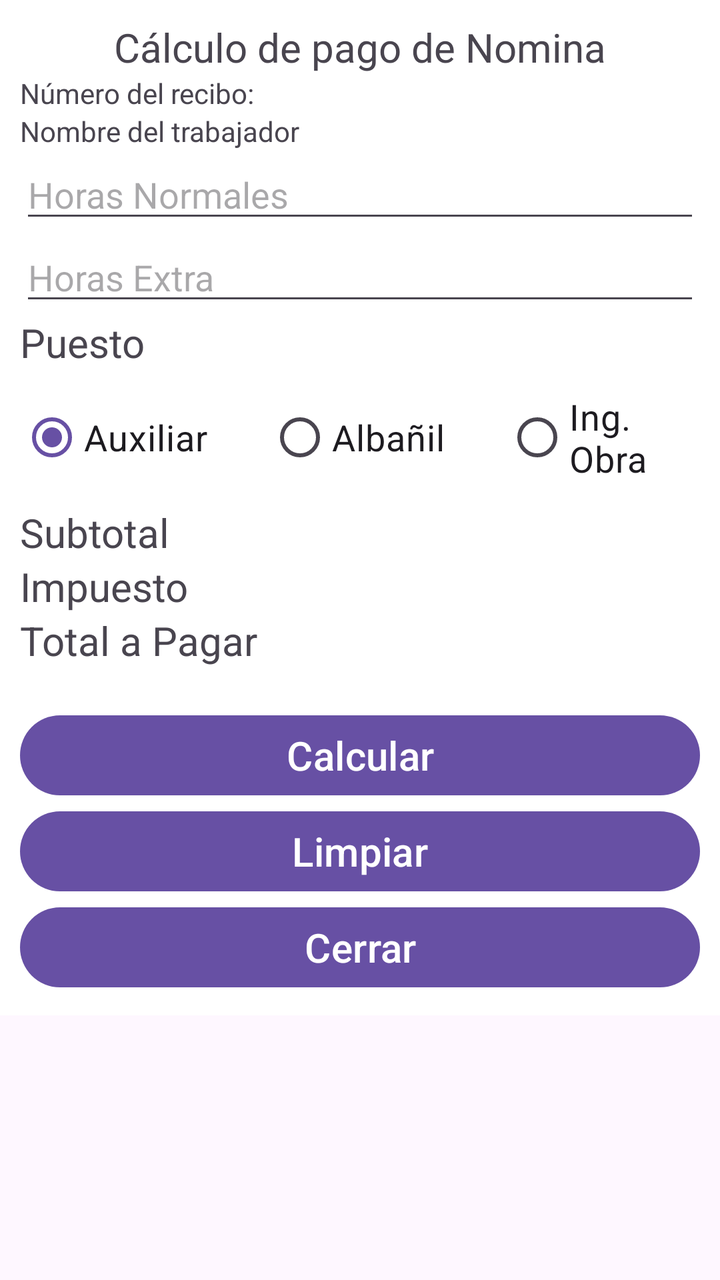
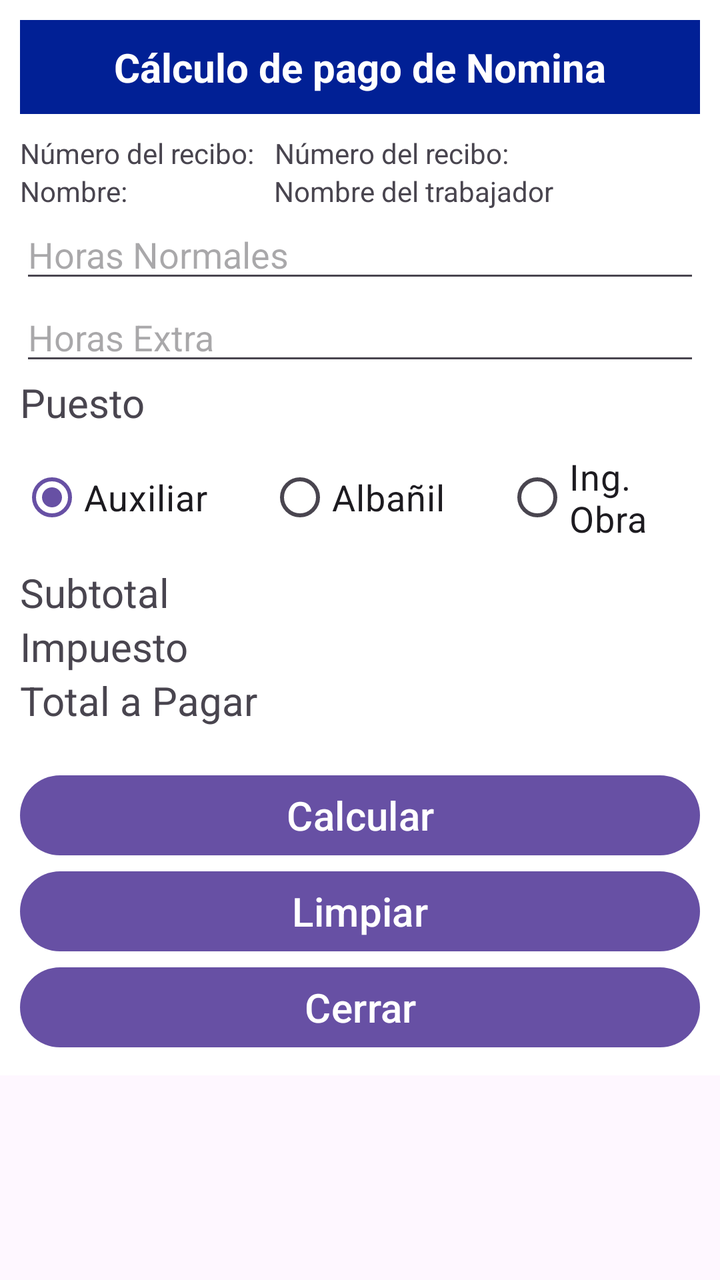

Two renders of the same Android screen: before a commit and after it. Below are the layout's source before the change and the commit's diff.
<!-- AndroidManifest.xml: application theme Theme.AppHola -->
<!-- res/layout/activity_recibo_nomina.xml -->
<?xml version="1.0" encoding="utf-8"?>
<ScrollView xmlns:android="http://schemas.android.com/apk/res/android"
    android:id="@+id/main"
    android:layout_width="match_parent"
    android:layout_height="match_parent">

    <LinearLayout
        android:layout_width="match_parent"
        android:layout_height="wrap_content"
        android:orientation="vertical"
        android:padding="10sp"
        android:background="@color/white">

        <TextView
            android:id="@+id/txtNomina"
            android:layout_width="match_parent"
            android:layout_height="wrap_content"
            android:textSize="20sp"
            android:text="@string/nomina"
            android:textAlignment="center">
        </TextView>

        <TextView
            android:id="@+id/txtNumRecibo"
            android:layout_width="match_parent"
            android:layout_height="wrap_content"
            android:text="@string/numRecibo">
        </TextView>
        <LinearLayout
            android:layout_width="match_parent"
            android:layout_height="wrap_content"
            android:orientation="horizontal">
            <TextView
                android:id="@+id/txtNombreT"
                android:layout_width="wrap_content"
                android:layout_height="wrap_content"
                android:text="@string/trabajador">
            </TextView>
        </LinearLayout>

        <EditText
            android:id="@+id/txtHorasNormal"
            android:layout_width="match_parent"
            android:layout_height="wrap_content"
            android:hint="Horas Normales"
            android:inputType="number">
        </EditText>

        <EditText
            android:id="@+id/txtHorasExtra"
            android:layout_width="match_parent"
            android:layout_height="wrap_content"
            android:hint="Horas Extra"
            android:inputType="number">
        </EditText>

        <TextView
            android:layout_width="match_parent"
            android:layout_height="wrap_content"
            android:text="Puesto"
            android:textSize="20sp">
        </TextView>

        <RadioGroup
            android:layout_width="match_parent"
            android:layout_height="wrap_content"
            android:orientation="horizontal"
            android:gravity="center"
            android:paddingTop="10sp"
            android:paddingBottom="10sp">

            <RadioButton
                android:id="@+id/rbdAuxiliar"
                android:layout_width="wrap_content"
                android:layout_height="wrap_content"
                android:checked="true"
                android:paddingRight="30sp"
                android:text="Auxiliar"
                android:textSize="18sp"></RadioButton>

            <RadioButton
                android:id="@+id/rbdAlbañil"
                android:layout_width="wrap_content"
                android:layout_height="wrap_content"
                android:textSize="18sp"
                android:text="Albañil"
                android:paddingRight="30sp">
            </RadioButton>

            <RadioButton
                android:id="@+id/rbdIng"
                android:layout_width="wrap_content"
                android:textSize="18sp"
                android:layout_height="wrap_content"
                android:text="Ing. Obra">
            </RadioButton>

        </RadioGroup>

        <TextView
            android:id="@+id/txtSubtotal"
            android:layout_width="match_parent"
            android:textSize="20sp"
            android:layout_height="wrap_content"
            android:text="@string/subtotal">
        </TextView>

        <TextView
            android:id="@+id/txtImpuesto"
            android:layout_width="match_parent"
            android:layout_height="wrap_content"
            android:textSize="20sp"
            android:text="@string/impuesto">
        </TextView>

        <TextView
            android:id="@+id/txtTotalpag"
            android:layout_width="match_parent"
            android:layout_height="wrap_content"
            android:textSize="20sp"
            android:text="@string/totalpag"
            android:paddingBottom="20sp">
        </TextView>

        <Button
            android:id="@+id/btnCalcular"
            android:layout_width="match_parent"
            android:layout_height="wrap_content"
            android:text="Calcular"
            android:textSize="20sp">
        </Button>

        <Button
            android:id="@+id/btnLimpiar"
            android:layout_width="match_parent"
            android:layout_height="wrap_content"
            android:text="Limpiar"
            android:textSize="20sp">
        </Button>

        <Button
            android:id="@+id/btnCerrar"
            android:layout_width="match_parent"
            android:layout_height="wrap_content"
            android:text="Cerrar"
            android:textSize="20sp">
        </Button>

    </LinearLayout>

</ScrollView>
<!-- resources referenced by this layout -->
<resources>
  <color name="white">#FFFFFFFF</color>
  <string name="impuesto">Impuesto</string>
  <string name="nomina">Cálculo de pago de Nomina</string>
  <string name="numRecibo">Número del recibo: </string>
  <string name="subtotal">Subtotal</string>
  <string name="totalpag">Total a Pagar</string>
  <string name="trabajador">Nombre del trabajador</string>
  <style name="Theme.AppHola" parent="Base.Theme.AppHola" />
  <style name="Base.Theme.AppHola" parent="Theme.Material3.DayNight.NoActionBar">
          
          
      </style>
</resources>

<!-- the commit's change to res/layout/activity_recibo_nomina.xml (unified diff, before → after) -->
@@ -17,19 +17,45 @@
             android:layout_height="wrap_content"
             android:textSize="20sp"
             android:text="@string/nomina"
-            android:textAlignment="center">
+            android:textAlignment="center"
+            android:background="@color/titulo"
+            android:textColor="@color/white"
+            android:textStyle="bold"
+            android:padding="10sp">
         </TextView>
 
-        <TextView
-            android:id="@+id/txtNumRecibo"
+        <LinearLayout
             android:layout_width="match_parent"
             android:layout_height="wrap_content"
-            android:text="@string/numRecibo">
-        </TextView>
+            android:orientation="horizontal"
+            android:paddingTop="10sp">
+            <TextView
+                android:id="@+id/txtNum"
+                android:layout_width="wrap_content"
+                android:layout_height="wrap_content"
+                android:text="@string/numRecibo"
+                android:paddingRight="10sp">
+            </TextView>
+
+            <TextView
+                android:id="@+id/txtNumRecibo"
+                android:layout_width="wrap_content"
+                android:layout_height="wrap_content"
+                android:text="@string/numRecibo">
+            </TextView>
+
+        </LinearLayout>
         <LinearLayout
             android:layout_width="match_parent"
             android:layout_height="wrap_content"
             android:orientation="horizontal">
+            <TextView
+                android:id="@+id/txtNombre"
+                android:layout_width="wrap_content"
+                android:layout_height="wrap_content"
+                android:text="Nombre: "
+                android:paddingRight="70sp">
+            </TextView>
             <TextView
                 android:id="@+id/txtNombreT"
                 android:layout_width="wrap_content"
<!-- resource entries referenced after the edit -->
@@ -1,5 +1,6 @@
 <!-- resources referenced by this layout -->
 <resources>
+  <color name="titulo">#012095</color>
   <color name="white">#FFFFFFFF</color>
   <string name="impuesto">Impuesto</string>
   <string name="nomina">Cálculo de pago de Nomina</string>
